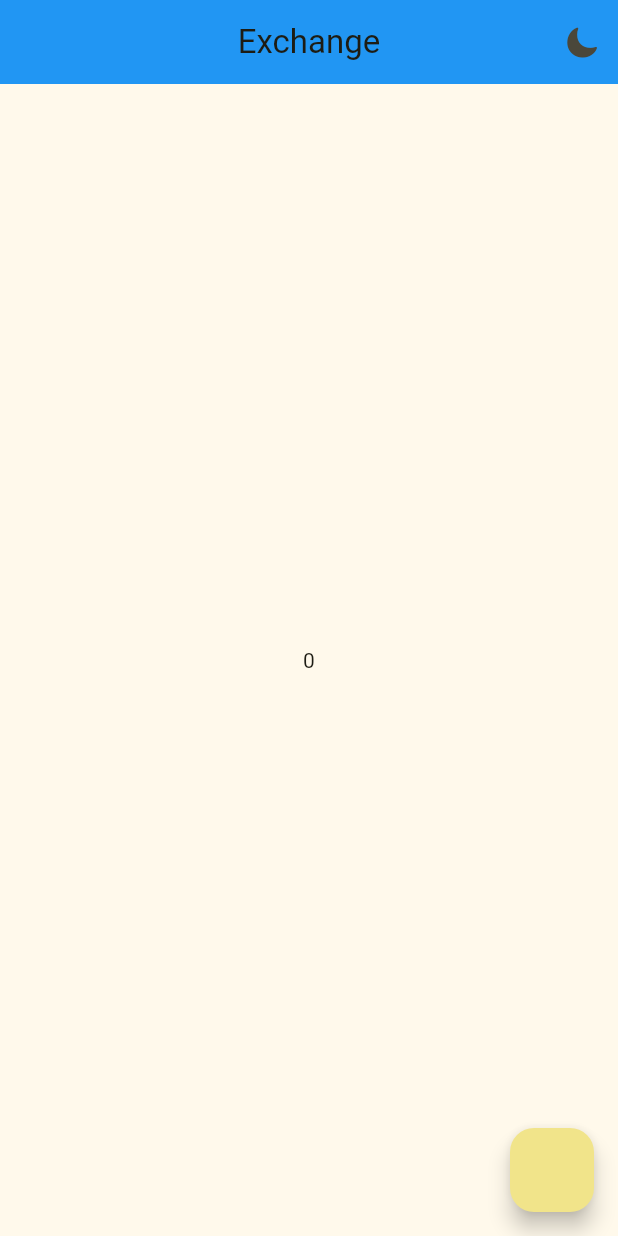
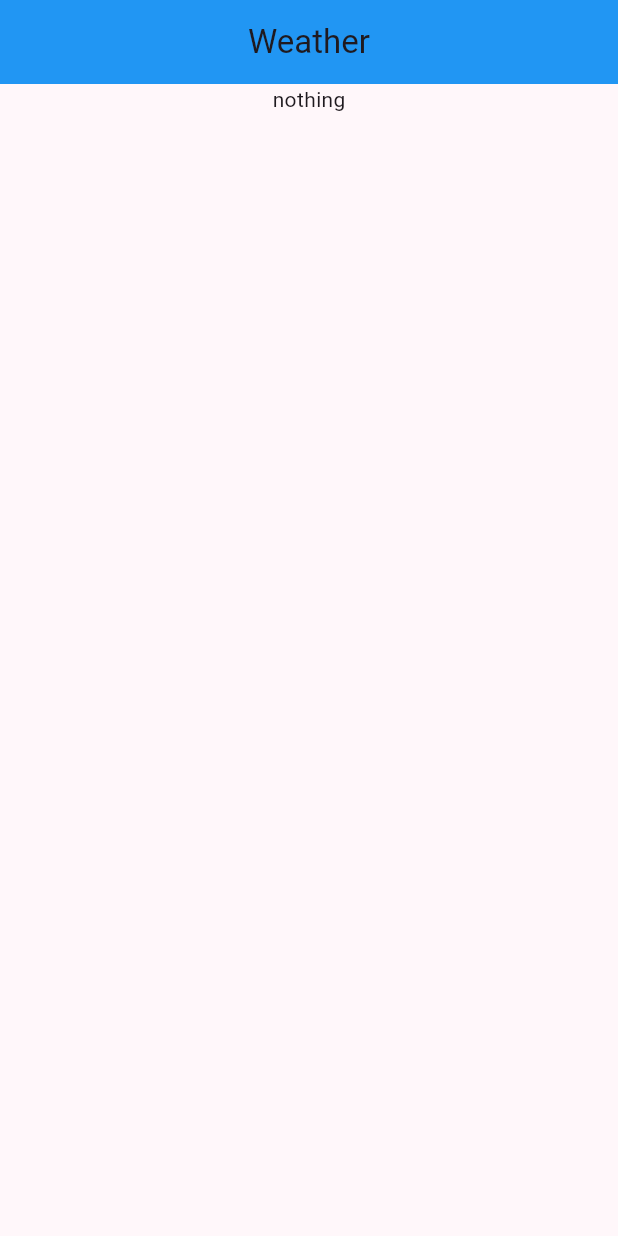
Before and after one commit to azhdarii/flutter_bloc_app, a Flutter app: the screen it shows after launch, on a phone screen of 412 x 824 dp. Run offline on Flutter 3.47's test engine with Material 3 defaults, Android fonts, the phone set to English and light mode, and no system bars; our stand-ins replace bloc, dio, flutter_bloc; missing offline and left inert: dart:js_interop.

Commit message:
adding bloc and apis to app and making simple ui

```diff
--- /dev/null
+++ b/lib/blocs/weather bloc/weather_bloc.dart
@@ -0,0 +1,24 @@
+import 'package:bloc/bloc.dart';
+import 'package:crypto1/blocs/weather%20bloc/weather_event.dart';
+import 'package:crypto1/blocs/weather%20bloc/weather_state.dart';
+import 'package:crypto1/repositories/day_weather_model.dart';
+import 'package:crypto1/repositories/my_Api.dart';
+import 'package:flutter_bloc/flutter_bloc.dart';
+
+class WeatherBloc extends Bloc<WeatherEvent, WeatherState> {
+  WeatherBloc() : super(WeatherInitial()) {
+    add(FetchWeatherEvent('tehran'));
+    on<FetchWeatherEvent>((event, emit) async {
+      List<DayWeatherModel> dayWeatherModels;
+      MyApi myApi = MyApi();
+      emit(WeatherLoading());
+      try {
+        dayWeatherModels = myApi.sendRequest7days(event.cityName);
+        emit(WeatherLoaded(dayWeatherModels));
+      } catch (e) {
+        emit(WeatherError(e.toString()));
+      }
+    });
+  }
+
+}
--- /dev/null
+++ b/lib/blocs/weather bloc/weather_event.dart
@@ -0,0 +1,5 @@
+abstract class WeatherEvent{}
+class FetchWeatherEvent extends WeatherEvent{
+  String cityName;
+  FetchWeatherEvent(this.cityName);
+}
--- /dev/null
+++ b/lib/blocs/weather bloc/weather_state.dart
@@ -0,0 +1,17 @@
+import 'package:crypto1/repositories/day_weather_model.dart';
+
+abstract class WeatherState{}
+class WeatherLoading extends WeatherState{}
+class WeatherLoaded extends WeatherState{
+  final List<DayWeatherModel> weather;
+
+  WeatherLoaded(this.weather);
+
+}
+class WeatherError extends WeatherState{
+  final String message;
+
+  WeatherError(this.message);
+}
+
+class WeatherInitial extends WeatherState {}
--- a/lib/main.dart
+++ b/lib/main.dart
@@ -1,16 +1,23 @@
+import 'dart:async';
 import 'dart:js_interop';
+import 'package:crypto1/blocs/weather%20bloc/weather_bloc.dart';
+import 'package:crypto1/blocs/weather%20bloc/weather_state.dart';
+import 'package:crypto1/repositories/day_weather_model.dart';
+import 'package:crypto1/repositories/my_Api.dart';
+import 'package:bloc/bloc.dart';
+import 'package:flutter_bloc/flutter_bloc.dart';
 
-import 'package:crypto1/providers/currentTheme.dart';
-import 'package:crypto1/ui/widgets/themeSwitcher.dart';
+
+import 'package:crypto1/ui/widgets/other_status.dart';
+import 'package:crypto1/ui/widgets/searchBar.dart';
+import 'package:crypto1/ui/widgets/weather_status.dart';
+import 'package:crypto1/ui/widgets/weekly_weather.dart';
 import 'package:flutter/material.dart';
 import 'package:provider/provider.dart';
 
 void main() {
   runApp(
-    ChangeNotifierProvider(
-      create: (_) => ThemeProvider(),
-      child: const MyApp(),
-    ),
+    const MyApp(),
   );
 }
 
@@ -20,24 +27,23 @@ class MyApp extends StatelessWidget {
   // This widget is the root of your application.
   @override
   Widget build(BuildContext context) {
-    return Consumer<ThemeProvider>(builder: (context, mamad, child) {
-      var myThemeMode = (mamad.isDark) ? ThemeMode.dark : ThemeMode.light;
+
+
 
     return MaterialApp(
       debugShowCheckedModeBanner: false,
-        title: 'azhoo',
+      title: 'weather app',
       theme: ThemeData(
-          colorScheme: ColorScheme.fromSeed(seedColor: Colors.yellow),
+        colorScheme: ColorScheme.fromSeed(seedColor: Colors.purple),
         useMaterial3: true,
       ),
-        darkTheme: ThemeData(
-            useMaterial3: true,
-            colorScheme: ColorScheme.fromSeed(
-                seedColor: Colors.blue, brightness: Brightness.dark)),
-        themeMode: myThemeMode,
+      // darkTheme: ThemeData(
+      //     useMaterial3: true,
+      //     colorScheme: ColorScheme.fromSeed(
+      //         seedColor: Colors.blue, brightness: Brightness.dark)),
+      // themeMode: ThemeMode.system,
       home: const MyHomePage(),
     );
-    });
   }
 }
 
@@ -52,29 +58,62 @@ class MyHomePage extends StatefulWidget {
 
 class _MyHomePageState extends State<MyHomePage> {
   // functions and variables here
-  var counter = ValueNotifier<int>(0);
+
+
+
+
 
   @override
   Widget build(BuildContext context) {
+
+
     return Scaffold(
       appBar: AppBar(
         backgroundColor: Colors.blue,
-        title: Text('Exchange'),
+        title: Text('Weather'),
         centerTitle: true,
-        actions: [Themeswitcher()],
       ),
       body: Expanded(
+        child: SingleChildScrollView(
+          scrollDirection: Axis.vertical,
           child: Center(
               child: Container(
-          child: ValueListenableBuilder<int>(
-            valueListenable: counter,
-            builder: (context, jojo, child) {
-              return Text('$jojo');
+                  height: 10000,
+                  child:BlocProvider (
+                    create: (context)=>WeatherBloc(),
+                    child:BlocBuilder<WeatherBloc,WeatherState>(
+                      builder: (context,state){
+                        if(state is WeatherLoading){
+                          return CircularProgressIndicator();
+                        }
+                        else if(state is WeatherLoaded){
+                          return  Column(
+                            children: [
+                              MySearchBar(),
+                              WeatherStatus(),
+                              WeeklyWeather(),
+                              OtherStatus()
+
+
+
+
+
+
+                            ],
+                          );
+                        }
+                        else if(state is WeatherError){
+                          return Text('weather error');
+                        }
+                        else return Text('nothing');
+
                       },
+                    )
+                  )
+              )
           ),
-        )),
         ),
-      floatingActionButton: FloatingActionButton(onPressed: (){counter.value++;},),
+      ),
     );
   }
 }
--- a/lib/providers/currentTheme.dart
+++ /dev/null
@@ -1,12 +0,0 @@
-import 'package:flutter/material.dart';
-class  ThemeProvider with ChangeNotifier{
-  var isDark=false;
-
-
-  toggle() {
-   isDark=(isDark)?false:true;
-    notifyListeners();
-  }
-
-
-}
--- /dev/null
+++ b/lib/repositories/day_weather_model.dart
@@ -0,0 +1,10 @@
+class DayWeatherModel {
+  final String day;
+  final String description;
+  final double temperature;
+  final double tempMin;
+  final double tempMax;
+
+  DayWeatherModel(
+      this.day, this.description, this.temperature, this.tempMin, this.tempMax);
+}
--- a/lib/ui/widgets/themeSwitcher.dart
+++ /dev/null
@@ -1,21 +0,0 @@
-import 'package:crypto1/providers/currentTheme.dart';
-import 'package:flutter/cupertino.dart';
-import 'package:flutter/material.dart';
-import 'package:provider/provider.dart';
-
-class Themeswitcher extends StatelessWidget {
-  const Themeswitcher({super.key});
-
-  @override
-  Widget build(BuildContext context) {
-    var themeProvider = Provider.of<ThemeProvider>(context);
-    var myIcon = (themeProvider.isDark)
-        ? Icon(CupertinoIcons.sun_max_fill)
-        : Icon(CupertinoIcons.moon_fill);
-
-    return IconButton(onPressed: () {
-      themeProvider.toggle();
-
-    }, icon: myIcon);
-  }
-}
--- a/pubspec.yaml
+++ b/pubspec.yaml
@@ -37,6 +37,11 @@ dependencies:
   cupertino_icons: ^1.0.6
   provider: ^6.1.2
   google_fonts: ^6.2.1
+  flutter_bloc: ^8.1.6
+  bloc: ^8.1.4
+  dio: ^5.5.0+1
+  progress_indicators: ^1.0.0
+  intl: ^0.17.0
 
 dev_dependencies:
   flutter_test:
```
Also changed, not shown: lib/repositories/my_Api.dart (added, +58 -0 lines), lib/ui/widgets/other_status.dart (added, +38 -0 lines), lib/ui/widgets/searchBar.dart (added, +27 -0 lines), lib/ui/widgets/weather_status.dart (added, +48 -0 lines), lib/ui/widgets/weekly_weather.dart (added, +10 -0 lines), lib/repositories/weather_reposity.dart (added), pubspec.lock. Lines whose indentation alone changed are shown as unchanged.
